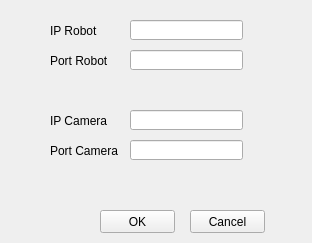
Above: config.ui from JySky/RemoteBot before the change. Below: the same form after it.
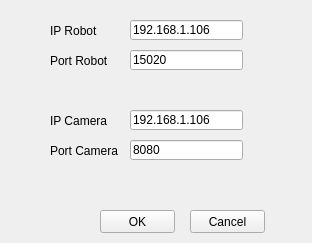
That is the form after the change.

Commit message: 03/03/2016 : Màj classe config, continuation classe Interface

Diff of the .ui file:
```diff
--- a/config.ui
+++ b/config.ui
@@ -10,6 +10,18 @@
     <height>243</height>
    </rect>
   </property>
+  <property name="minimumSize">
+   <size>
+    <width>312</width>
+    <height>243</height>
+   </size>
+  </property>
+  <property name="maximumSize">
+   <size>
+    <width>312</width>
+    <height>243</height>
+   </size>
+  </property>
   <property name="windowTitle">
    <string>Form</string>
   </property>
@@ -48,6 +60,9 @@
      <height>20</height>
     </rect>
    </property>
+   <property name="text">
+    <string>192.168.1.106</string>
+   </property>
   </widget>
   <widget class="QLineEdit" name="lineEdit_2">
    <property name="geometry">
@@ -58,6 +73,9 @@
      <height>20</height>
     </rect>
    </property>
+   <property name="text">
+    <string>15020</string>
+   </property>
   </widget>
   <widget class="QLineEdit" name="lineEdit_3">
    <property name="geometry">
@@ -68,6 +86,9 @@
      <height>20</height>
     </rect>
    </property>
+   <property name="text">
+    <string>192.168.1.106</string>
+   </property>
   </widget>
   <widget class="QLineEdit" name="lineEdit_4">
    <property name="geometry">
@@ -78,6 +99,9 @@
      <height>20</height>
     </rect>
    </property>
+   <property name="text">
+    <string>8080</string>
+   </property>
   </widget>
   <widget class="QLabel" name="IP_Camera">
    <property name="geometry">
```
Left out of the diff: 39 changed lines with no effect on the pictures. The commit also changes 9 other files.
